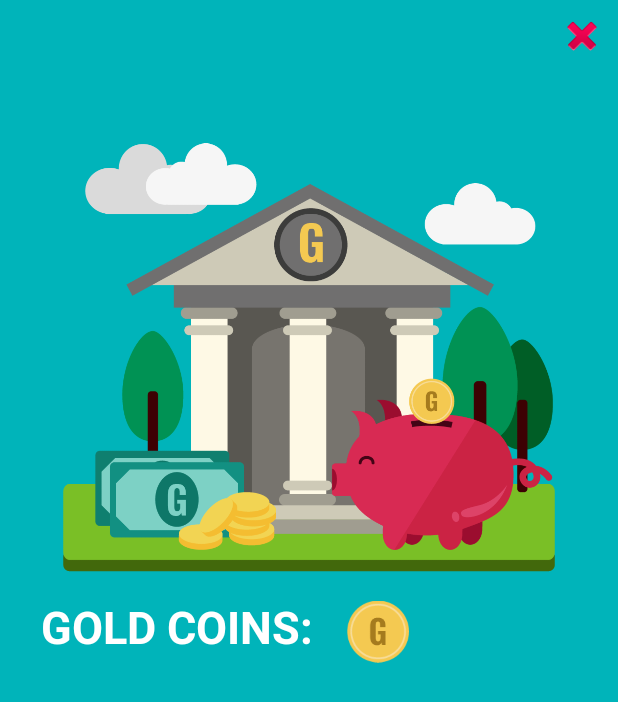
After one commit to IvanKaraslavov/Coinz, an Android app: the layout activity_bank.xml on its own in the app's theme, with its tools: preview values and no code run, on a phone screen of 412 x 824 dp. The commit adds this screen. Shown: the top 702 px of the screen. Run offline under Robolectric (Android 15) with nearby library versions, the phone set to English and light mode, and no system bars.

Commit message:
Added BankActivity Pop-up

```diff
--- a/app/src/main/AndroidManifest.xml
+++ b/app/src/main/AndroidManifest.xml
@@ -1,5 +1,6 @@
 <?xml version="1.0" encoding="utf-8"?>
 <manifest xmlns:android="http://schemas.android.com/apk/res/android"
+    xmlns:tools="http://schemas.android.com/tools"
     package="com.example.android.coinz">
 
     <uses-permission android:name="android.permission.ACCESS_FINE_LOCATION" />
@@ -12,7 +13,8 @@
         android:label="@string/app_name"
         android:roundIcon="@mipmap/ic_launcher_round"
         android:supportsRtl="true"
-        android:theme="@style/AppTheme">
+        android:theme="@style/AppTheme"
+        tools:ignore="AllowBackup,GoogleAppIndexingWarning">
         <activity
             android:name=".LoginPage"
             android:label="@string/app_name"
@@ -32,6 +34,8 @@
         <activity
             android:name=".MainActivity"
             android:theme="@style/AppTheme.NoActionBar" />
+        <activity android:name=".BankActivity"
+            android:theme="@android:style/Theme.Holo.Dialog.NoActionBar"/>
     </application>
 
 </manifest>
--- a/app/src/main/java/com/example/android/coinz/CreateProfilePage.java
+++ b/app/src/main/java/com/example/android/coinz/CreateProfilePage.java
@@ -41,5 +41,6 @@ public class CreateProfilePage extends AppCompatActivity {
     private void openActivityMainActivity() {
         Intent intent = new Intent(this,MainActivity.class);
         startActivity(intent);
+        finish();
     }
 }
--- a/app/src/main/java/com/example/android/coinz/LoginPage.java
+++ b/app/src/main/java/com/example/android/coinz/LoginPage.java
@@ -61,11 +61,13 @@ public class LoginPage extends AppCompatActivity {
     private void openActivitySignUpPage() {
         Intent intent = new Intent(this,SignUpPage.class);
         startActivity(intent);
+        finish();
     }
 
     private void openMap() {
         Intent intent = new Intent(this,MainActivity.class);
         startActivity(intent);
+        finish();
     }
 
     @SuppressLint("LogNotTimber")
--- a/app/src/main/java/com/example/android/coinz/SignUpPage.java
+++ b/app/src/main/java/com/example/android/coinz/SignUpPage.java
@@ -83,7 +83,7 @@ public class SignUpPage extends AppCompatActivity {
                             FirebaseUser currentUser = mAuth.getCurrentUser();
                             assert currentUser != null;
                             mDatabase.collection("users").document(currentUser.getUid())
-                                    .set(new Player(email, password));
+                                    .set(new Player(email, password,0));
                             openCreateProfile();
                         }
                     });
--- /dev/null
+++ b/app/src/main/res/layout/activity_bank.xml
@@ -0,0 +1,111 @@
+<?xml version="1.0" encoding="utf-8"?>
+<android.support.constraint.ConstraintLayout xmlns:android="http://schemas.android.com/apk/res/android"
+    xmlns:app="http://schemas.android.com/apk/res-auto"
+    xmlns:tools="http://schemas.android.com/tools"
+    android:layout_width="match_parent"
+    android:layout_height="match_parent"
+    android:background="@color/colorAccent"
+    tools:context=".BankActivity">
+
+    <ImageView
+        android:id="@+id/bank_layout"
+        android:layout_width="328dp"
+        android:layout_height="302dp"
+        android:layout_marginBottom="8dp"
+        android:layout_marginEnd="8dp"
+        android:layout_marginStart="8dp"
+        android:contentDescription="bank image"
+        android:src="@drawable/bank"
+        app:layout_constraintBottom_toBottomOf="parent"
+        app:layout_constraintEnd_toEndOf="parent"
+        app:layout_constraintStart_toStartOf="parent"
+        app:layout_constraintTop_toTopOf="parent"
+        app:layout_constraintVertical_bias="0.17000002"
+        tools:ignore="HardcodedText" />
+
+    <ImageView
+        android:id="@+id/imageView4"
+        android:layout_width="wrap_content"
+        android:layout_height="wrap_content"
+        android:layout_marginBottom="8dp"
+        android:layout_marginEnd="8dp"
+        android:layout_marginStart="8dp"
+        android:layout_marginTop="8dp"
+        android:contentDescription="colour"
+        android:src="@color/colorAccent"
+        app:layout_constraintBottom_toTopOf="@+id/bank_layout"
+        app:layout_constraintEnd_toEndOf="parent"
+        app:layout_constraintStart_toStartOf="parent"
+        app:layout_constraintTop_toTopOf="parent"
+        tools:ignore="HardcodedText" />
+
+    <ImageView
+        android:id="@+id/exit_bank_popup"
+        android:layout_width="wrap_content"
+        android:layout_height="wrap_content"
+        android:layout_marginEnd="8dp"
+        android:layout_marginStart="8dp"
+        android:layout_marginTop="8dp"
+        android:contentDescription="cross image"
+        android:src="@android:drawable/ic_delete"
+        app:layout_constraintEnd_toEndOf="parent"
+        app:layout_constraintHorizontal_bias="1.0"
+        app:layout_constraintStart_toStartOf="parent"
+        app:layout_constraintTop_toTopOf="parent"
+        tools:ignore="HardcodedText" />
+
+    <TextView
+        android:id="@+id/gold_coinz_text"
+        android:layout_width="wrap_content"
+        android:layout_height="wrap_content"
+        android:layout_marginBottom="8dp"
+        android:layout_marginEnd="8dp"
+        android:layout_marginStart="8dp"
+        android:layout_marginTop="8dp"
+        android:text="@string/gold_coins"
+        android:textColor="@android:color/background_light"
+        android:textSize="30sp"
+        android:textStyle="bold"
+        app:layout_constraintBottom_toBottomOf="parent"
+        app:layout_constraintEnd_toEndOf="parent"
+        app:layout_constraintHorizontal_bias="0.09"
+        app:layout_constraintStart_toStartOf="parent"
+        app:layout_constraintTop_toBottomOf="@+id/bank_layout"
+        app:layout_constraintVertical_bias="0.0" />
+
+    <TextView
+        android:id="@+id/gold_coins"
+        android:layout_width="wrap_content"
+        android:layout_height="wrap_content"
+        android:layout_marginBottom="8dp"
+        android:layout_marginEnd="8dp"
+        android:layout_marginStart="8dp"
+        android:layout_marginTop="8dp"
+        android:textColor="@android:color/background_light"
+        android:textSize="30sp"
+        android:textStyle="bold"
+        app:layout_constraintBottom_toBottomOf="parent"
+        app:layout_constraintEnd_toEndOf="parent"
+        app:layout_constraintHorizontal_bias="0.52"
+        app:layout_constraintStart_toEndOf="@+id/gold_coinz_text"
+        app:layout_constraintTop_toBottomOf="@+id/bank_layout"
+        app:layout_constraintVertical_bias="0.0" />
+
+    <ImageView
+        android:id="@+id/gold_coin_icon"
+        android:layout_width="41dp"
+        android:layout_height="47dp"
+        android:layout_marginBottom="8dp"
+        android:layout_marginEnd="8dp"
+        android:layout_marginStart="8dp"
+        android:layout_marginTop="8dp"
+        android:contentDescription="coin image"
+        android:src="@drawable/gold_coin_icon"
+        app:layout_constraintBottom_toBottomOf="parent"
+        app:layout_constraintEnd_toStartOf="@+id/gold_coins"
+        app:layout_constraintHorizontal_bias="0.31"
+        app:layout_constraintStart_toEndOf="@+id/gold_coinz_text"
+        app:layout_constraintTop_toBottomOf="@+id/bank_layout"
+        app:layout_constraintVertical_bias="0.0"
+        tools:ignore="HardcodedText" />
+</android.support.constraint.ConstraintLayout>
--- a/app/src/main/res/values/colors.xml
+++ b/app/src/main/res/values/colors.xml
@@ -2,5 +2,5 @@
 <resources>
     <color name="colorPrimary">#3F51B5</color>
     <color name="colorPrimaryDark">#303F9F</color>
-    <color name="colorAccent">#FF4081</color>
+    <color name="colorAccent">#00b4ba</color>
 </resources>
```
Also changed, not shown: app/src/main/java/com/example/android/coinz/BankActivity.java (added, +81 -0 lines), app/src/main/java/com/example/android/coinz/MainActivity.java (+13 -3 lines), app/src/main/java/com/example/android/coinz/Player.java (+8 -1 lines), app/src/main/res/layout/activity_sign_up_page.xml (+12 -9 lines), app/src/main/res/layout/nav_header_navigation_drawer.xml (+3 -4 lines), app/src/main/res/menu/activity_navigation_drawer_drawer.xml (+6 -6 lines), app/src/main/res/values/strings.xml (+6 -2 lines), app/src/main/res/drawable/bank.png (added), app/src/main/res/drawable/bank_icon.png (added), app/src/main/res/drawable/gold_coin_icon.png (added), app/src/main/res/drawable/log_out_icon.png (added).
